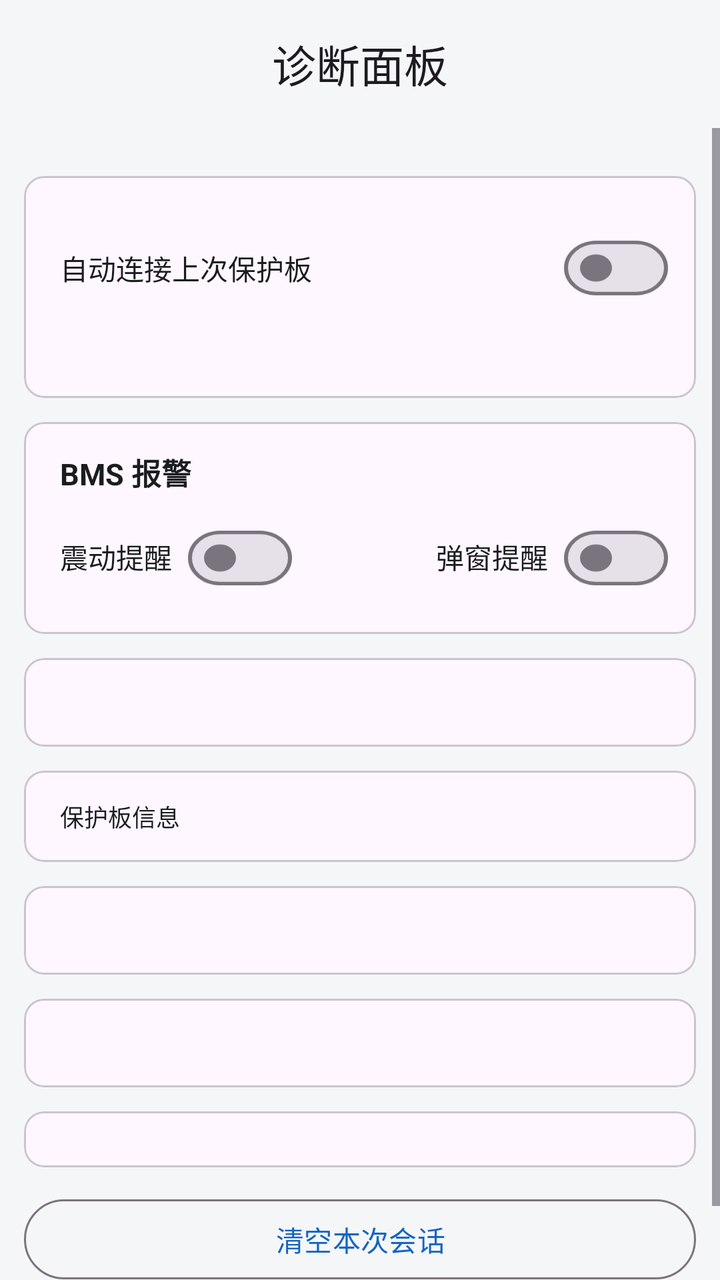
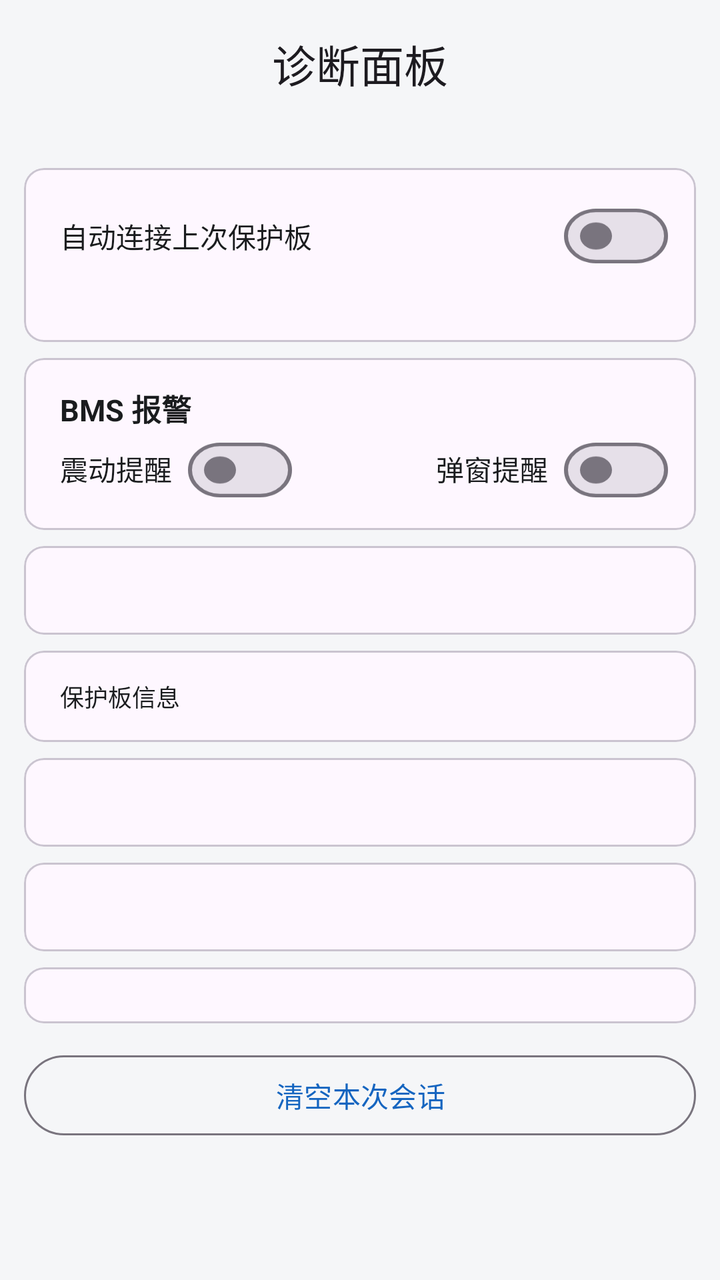

Before-and-after screenshots of an Android layout around one commit, followed by the original layout XML and the change that was made.
<!-- AndroidManifest.xml: application theme Theme.YYBMS -->
<!-- res/layout/activity_diag.xml -->
<?xml version="1.0" encoding="utf-8"?>
<LinearLayout xmlns:android="http://schemas.android.com/apk/res/android"
    xmlns:app="http://schemas.android.com/apk/res-auto"
    android:layout_width="match_parent"
    android:layout_height="match_parent"
    android:orientation="vertical">

    
    <com.google.android.material.appbar.MaterialToolbar
        android:id="@+id/toolbar"
        android:layout_width="match_parent"
        android:layout_height="?attr/actionBarSize"
        app:titleCentered="true"
        app:title="@string/diag_title" />

    <ScrollView
        android:layout_width="match_parent"
        android:layout_height="match_parent">

        <LinearLayout
            android:layout_width="match_parent"
            android:layout_height="wrap_content"
            android:orientation="vertical"
            android:padding="12dp">

            
            <com.google.android.material.card.MaterialCardView
                style="@style/DiagCard">

                <LinearLayout
                    android:layout_width="match_parent"
                    android:layout_height="wrap_content"
                    android:orientation="vertical"
                    android:paddingStart="4dp">

                    
                    <LinearLayout
                        android:layout_width="match_parent"
                        android:layout_height="wrap_content"
                        android:layout_marginTop="8dp"
                        android:gravity="center_vertical"
                        android:orientation="horizontal">

                        <TextView
                            android:layout_width="0dp"
                            android:layout_height="wrap_content"
                            android:layout_weight="1"
                            android:text="@string/setting_auto_connect"
                            android:textColor="@color/text_primary"
                            android:textSize="14sp" />

                        <com.google.android.material.materialswitch.MaterialSwitch
                            android:id="@+id/switch_diag_auto_connect"
                            android:layout_width="wrap_content"
                            android:layout_height="wrap_content"
                            android:scaleY="0.85" />
                    </LinearLayout>

                    <TextView
                        android:id="@+id/tv_diag_saved_device"
                        android:layout_width="match_parent"
                        android:layout_height="wrap_content"
                        android:layout_marginTop="8dp"
                        android:textColor="@color/text_primary"
                        android:textSize="14sp" />
                </LinearLayout>
            </com.google.android.material.card.MaterialCardView>

            
            <com.google.android.material.card.MaterialCardView
                style="@style/DiagCard">

                <LinearLayout
                    android:layout_width="match_parent"
                    android:layout_height="wrap_content"
                    android:orientation="vertical"
                    android:paddingStart="4dp">

                    <TextView
                        style="@style/CardTitle"
                        android:layout_width="wrap_content"
                        android:layout_height="wrap_content"
                        android:text="@string/bms_alarm_title" />

                    
                    <LinearLayout
                        android:layout_width="match_parent"
                        android:layout_height="wrap_content"
                        android:layout_marginTop="8dp"
                        android:orientation="horizontal">

                        <TextView
                            android:layout_width="wrap_content"
                            android:layout_height="wrap_content"
                            android:layout_marginEnd="8dp"
                            android:text="@string/bms_alarm_vibrate"
                            android:textColor="@color/text_primary"
                            android:textSize="14sp" />

                        <com.google.android.material.materialswitch.MaterialSwitch
                            android:id="@+id/switch_diag_vibrate"
                            android:layout_width="wrap_content"
                            android:layout_height="wrap_content"
                            android:scaleY="0.85" />

                        <Space
                            android:layout_width="0dp"
                            android:layout_height="1dp"
                            android:layout_weight="1" />

                        <TextView
                            android:layout_width="wrap_content"
                            android:layout_height="wrap_content"
                            android:layout_marginEnd="8dp"
                            android:text="@string/bms_alarm_dialog"
                            android:textColor="@color/text_primary"
                            android:textSize="14sp" />

                        <com.google.android.material.materialswitch.MaterialSwitch
                            android:id="@+id/switch_diag_dialog"
                            android:layout_width="wrap_content"
                            android:layout_height="wrap_content"
                            android:scaleY="0.85" />
                    </LinearLayout>
                </LinearLayout>
            </com.google.android.material.card.MaterialCardView>


       <com.google.android.material.card.MaterialCardView
         style="@style/DiagCard">

    
    <TextView
    style="@style/DiagText"
    android:id="@+id/tv_device" />
      </com.google.android.material.card.MaterialCardView>



     <com.google.android.material.card.MaterialCardView
            style="@style/DiagCard">

        <LinearLayout
  style="@style/DiagTable">

     <TextView
   style="@style/DiagText"
android:text="保护板信息" />

            <LinearLayout
      android:id="@+id/ll_identity"
     android:layout_width="match_parent"
           android:layout_height="wrap_content"
  android:orientation="vertical" />
        </LinearLayout>
    </com.google.android.material.card.MaterialCardView>

            
            <com.google.android.material.card.MaterialCardView
                style="@style/DiagCard">

                <TextView
                    style="@style/DiagText"
                    android:id="@+id/tv_derived" />
            </com.google.android.material.card.MaterialCardView>


        
        <com.google.android.material.card.MaterialCardView
style="@style/DiagCard">

       <LinearLayout
       style="@style/DiagTable">

    <LinearLayout
            android:id="@+id/ll_alarms"
   android:layout_width="match_parent"
                android:layout_height="wrap_content"
 android:orientation="vertical" />

      <TextView
             style="@style/DiagText"
 android:id="@+id/tv_alarms" />
         </LinearLayout>
        </com.google.android.material.card.MaterialCardView>

            
            <com.google.android.material.card.MaterialCardView
       style="@style/DiagCard">

  <LinearLayout
      style="@style/DiagTable">

    <LinearLayout
        android:id="@+id/ll_anchors"
      android:layout_width="match_parent"
        android:layout_height="wrap_content"
      android:orientation="vertical" />
    </LinearLayout>
            </com.google.android.material.card.MaterialCardView>

            <com.google.android.material.button.MaterialButton
                android:id="@+id/btn_reset"
                style="@style/Widget.Material3.Button.OutlinedButton"
                android:layout_width="match_parent"
                android:layout_height="wrap_content"
                android:layout_marginTop="12dp"
                android:layout_marginBottom="24dp"
                android:text="@string/diag_reset" />
        </LinearLayout>
    </ScrollView>
</LinearLayout>
<!-- resources referenced by this layout -->
<resources>
  <color name="text_primary">#1A1C1E</color>
  <string name="bms_alarm_dialog">弹窗提醒</string>
  <string name="bms_alarm_title">BMS 报警</string>
  <string name="bms_alarm_vibrate">震动提醒</string>
  <string name="diag_reset">清空本次会话</string>
  <string name="diag_title">诊断面板</string>
  <string name="setting_auto_connect">自动连接上次保护板</string>
  <style name="CardTitle">
          <item name="android:layout_width">wrap_content</item>
          <item name="android:layout_height">wrap_content</item>
          <item name="android:textSize">15sp</item>
          <item name="android:textStyle">bold</item>
          <item name="android:textColor">@color/text_primary</item>
      </style>
  <style name="DiagCard">
          <item name="android:layout_width">match_parent</item>
          <item name="android:layout_height">wrap_content</item>
          <item name="android:layout_marginTop">12dp</item>
          
          <item name="contentPadding">14dp</item>
          
          <item name="cardCornerRadius">10dp</item>
      </style>
  <style name="DiagTable">
          <item name="android:layout_width">match_parent</item>
          <item name="android:layout_height">wrap_content</item>
          <item name="android:orientation">vertical</item>
      </style>
  <style name="DiagText">
       <item name="android:layout_width">match_parent</item>
          <item name="android:layout_height">wrap_content</item>
     <item name="android:fontFamily">monospace</item>
          <item name="android:textSize">12sp</item>
          <item name="android:textColor">@color/text_primary</item>
          <item name="android:lineSpacingMultiplier">1.25</item>
          
          <item name="android:paddingStart">4dp</item>
      </style>
  <style name="Theme.YYBMS" parent="Theme.Material3.DayNight.NoActionBar">
          <item name="colorPrimary">@color/primary</item>
          <item name="colorPrimaryDark">@color/primary_dark</item>
          <item name="android:statusBarColor" tools:targetApi="l">?attr/colorPrimary</item>
          <item name="android:windowBackground">@color/background</item>
      </style>
  <color name="primary">#1565C0</color>
  <color name="primary_dark">#0D47A1</color>
  <color name="background">#F5F6F8</color>
</resources>

<!-- the commit's change to res/layout/activity_diag.xml (unified diff, before → after) -->
@@ -37,7 +37,7 @@
                     <LinearLayout
                         android:layout_width="match_parent"
                         android:layout_height="wrap_content"
-                        android:layout_marginTop="8dp"
+                        android:layout_marginTop="4dp"
                         android:gravity="center_vertical"
                         android:orientation="horizontal">
 
@@ -52,7 +52,8 @@
                         <com.google.android.material.materialswitch.MaterialSwitch
                             android:id="@+id/switch_diag_auto_connect"
                             android:layout_width="wrap_content"
-                            android:layout_height="wrap_content"
+                            android:layout_height="28dp"
+                            android:minHeight="0dp"
                             android:scaleY="0.85" />
                     </LinearLayout>
 
@@ -60,7 +61,7 @@
                         android:id="@+id/tv_diag_saved_device"
                         android:layout_width="match_parent"
                         android:layout_height="wrap_content"
-                        android:layout_marginTop="8dp"
+                        android:layout_marginTop="4dp"
                         android:textColor="@color/text_primary"
                         android:textSize="14sp" />
                 </LinearLayout>
@@ -86,7 +87,7 @@
                     <LinearLayout
                         android:layout_width="match_parent"
                         android:layout_height="wrap_content"
-                        android:layout_marginTop="8dp"
+                        android:layout_marginTop="4dp"
                         android:orientation="horizontal">
 
                         <TextView
@@ -100,7 +101,8 @@
                         <com.google.android.material.materialswitch.MaterialSwitch
                             android:id="@+id/switch_diag_vibrate"
                             android:layout_width="wrap_content"
-                            android:layout_height="wrap_content"
+                            android:layout_height="28dp"
+                            android:minHeight="0dp"
                             android:scaleY="0.85" />
 
                         <Space
@@ -119,7 +121,8 @@
                         <com.google.android.material.materialswitch.MaterialSwitch
                             android:id="@+id/switch_diag_dialog"
                             android:layout_width="wrap_content"
-                            android:layout_height="wrap_content"
+                            android:layout_height="28dp"
+                            android:minHeight="0dp"
                             android:scaleY="0.85" />
                     </LinearLayout>
                 </LinearLayout>
<!-- resource entries referenced after the edit -->
@@ -17,7 +17,7 @@
   <style name="DiagCard">
           <item name="android:layout_width">match_parent</item>
           <item name="android:layout_height">wrap_content</item>
-          <item name="android:layout_marginTop">12dp</item>
+          <item name="android:layout_marginTop">8dp</item>
           
           <item name="contentPadding">14dp</item>
           
